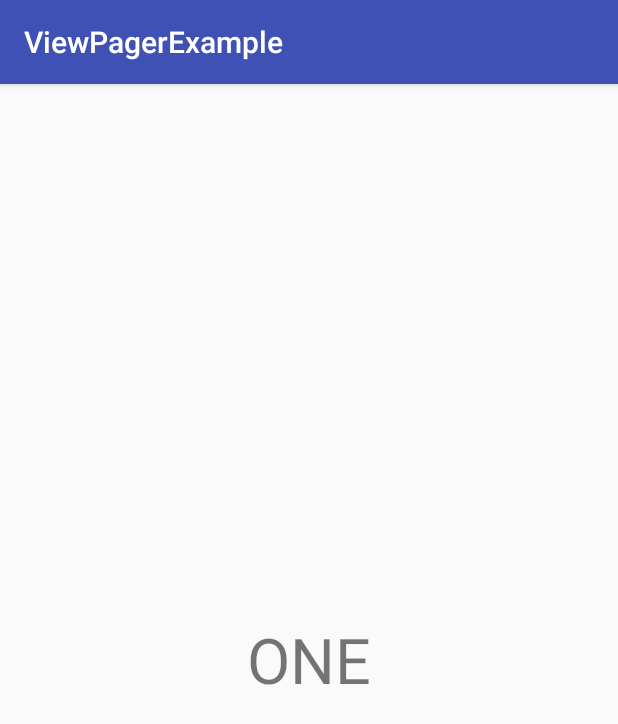
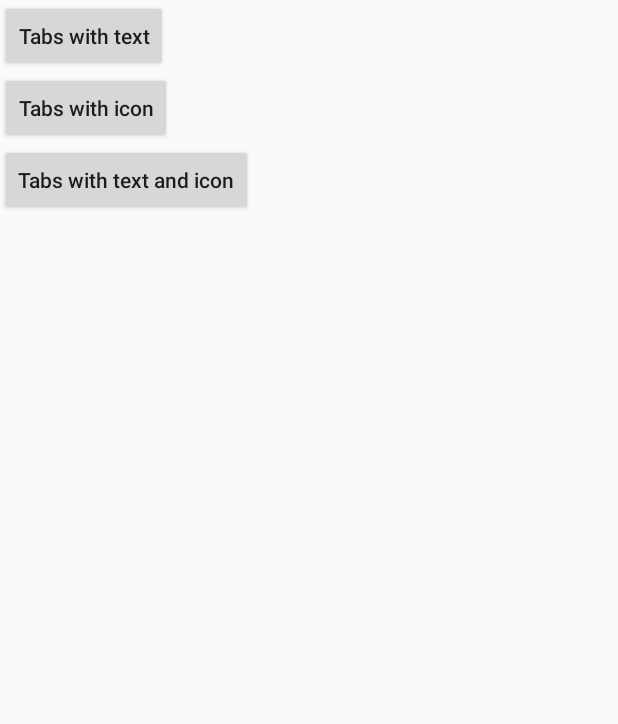
Before and after one commit to drnczgny/viewpager-example, an Android app: the screen it shows after launch (MainActivity), on a phone screen of 412 x 824 dp. Shown: the top 724 px of the screen. Run offline under Robolectric (Android 15) with nearby library versions, the phone set to English and light mode, and no system bars.

Commit message:
viewpager with toolbar

```diff
--- a/app/build.gradle
+++ b/app/build.gradle
@@ -25,9 +25,10 @@ dependencies {
         exclude group: 'com.android.support', module: 'support-annotations'
     })
 
+
     compile 'com.android.support:appcompat-v7:25.2.0'
+    compile 'com.android.support:design:25.2.0'
     compile 'com.android.support:support-v4:25.2.0'
     compile 'com.android.support.constraint:constraint-layout:1.0.2'
-
     testCompile 'junit:junit:4.12'
 }
--- a/app/src/main/AndroidManifest.xml
+++ b/app/src/main/AndroidManifest.xml
@@ -16,6 +16,9 @@
                 <category android:name="android.intent.category.LAUNCHER" />
             </intent-filter>
         </activity>
+        <activity android:name=".v1.TabsWithTextActivity" />
+        <activity android:name=".v2.TabsWithIconActivity" />
+        <activity android:name=".v3.TabsWithTextAndIconActivity"></activity>
     </application>
 
 </manifest>
--- a/app/src/main/java/com/adrian/viewpagerexample/MainActivity.java
+++ b/app/src/main/java/com/adrian/viewpagerexample/MainActivity.java
@@ -1,31 +1,53 @@
 package com.adrian.viewpagerexample;
 
+import android.content.Intent;
 import android.os.Bundle;
-import android.support.v4.view.ViewPager;
 import android.support.v7.app.AppCompatActivity;
+import android.view.View;
+import android.widget.Button;
 
-import java.util.ArrayList;
-import java.util.List;
+import com.adrian.viewpagerexample.v1.TabsWithTextActivity;
+import com.adrian.viewpagerexample.v2.TabsWithIconActivity;
+import com.adrian.viewpagerexample.v3.TabsWithTextAndIconActivity;
 
 public class MainActivity extends AppCompatActivity {
+
+    private Button btnTabsWithText;
+    private Button btnTabsWithIcon;
+    private Button btnTabsWithTextAndIcon;
 
     @Override
     protected void onCreate(Bundle savedInstanceState) {
         super.onCreate(savedInstanceState);
         setContentView(R.layout.activity_main);
 
-        ViewPager viewPager = (ViewPager) findViewById(R.id.viewpager);
-        viewPager.setAdapter(new CustomPagerAdapter(this, getDataModelList()));
+        btnTabsWithText = (Button) findViewById(R.id.btnTabsWithText);
+        btnTabsWithIcon = (Button) findViewById(R.id.btnTabsWithIcon);
+        btnTabsWithTextAndIcon = (Button) findViewById(R.id.btnTabsWithTextAndIcon);
+
+        btnTabsWithText.setOnClickListener(new View.OnClickListener() {
+            @Override
+            public void onClick(View v) {
+                Intent intent = new Intent(MainActivity.this, TabsWithTextActivity.class);
+                startActivity(intent);
+            }
+        });
+
+        btnTabsWithIcon.setOnClickListener(new View.OnClickListener() {
+            @Override
+            public void onClick(View v) {
+                Intent intent = new Intent(MainActivity.this, TabsWithIconActivity.class);
+                startActivity(intent);
+            }
+        });
+
+        btnTabsWithTextAndIcon.setOnClickListener(new View.OnClickListener() {
+            @Override
+            public void onClick(View v) {
+                Intent intent = new Intent(MainActivity.this, TabsWithTextAndIconActivity.class);
+                startActivity(intent);
+            }
+        });
     }
 
-    private List<DataModel> getDataModelList() {
-        DataModel dataModel1 = new DataModel("ONE");
-        DataModel dataModel2 = new DataModel("TWO");
-        DataModel dataModel3 = new DataModel("THREE");
-        List<DataModel> list = new ArrayList<>();
-        list.add(dataModel1);
-        list.add(dataModel2);
-        list.add(dataModel3);
-        return list;
-    }
 }
--- a/app/src/main/java/com/adrian/viewpagerexample/CustomPagerAdapter.java
+++ b/app/src/main/java/com/adrian/viewpagerexample/v1/TabsWithTextAdapter.java
@@ -1,4 +1,4 @@
-package com.adrian.viewpagerexample;
+package com.adrian.viewpagerexample.v1;
 
 import android.content.Context;
 import android.support.v4.view.PagerAdapter;
@@ -7,26 +7,31 @@ import android.view.View;
 import android.view.ViewGroup;
 import android.widget.TextView;
 
+import com.adrian.viewpagerexample.DataModel;
+import com.adrian.viewpagerexample.R;
+
 import java.util.List;
 
-
 /**
- * Created by cadri on 2017. 03. 25..
+ * Created by cadri on 2017. 03. 26..
  */
 
-public class CustomPagerAdapter extends PagerAdapter {
+public class TabsWithTextAdapter extends PagerAdapter {
 
-    private static final String TAG = CustomPagerAdapter.class.getName();
+    private static final String TAG = TabsWithTextAdapter.class.getName();
 
     private Context context;
+
+    private List<String> titleList;
 
     private List<DataModel> itemList;
 
     LayoutInflater layoutInflater;
 
-    public CustomPagerAdapter(Context context, List<DataModel> itemList) {
+    public TabsWithTextAdapter(Context context, List<DataModel> itemList, List<String> titleList) {
         this.context = context;
         this.itemList = itemList;
+        this.titleList = titleList;
         layoutInflater = LayoutInflater.from(context);
     }
 
@@ -58,4 +63,8 @@ public class CustomPagerAdapter extends PagerAdapter {
         return view == object;
     }
 
+    @Override
+    public CharSequence getPageTitle(int position) {
+        return titleList.get(position);
+    }
 }
--- a/app/src/main/res/layout/activity_main.xml
+++ b/app/src/main/res/layout/activity_main.xml
@@ -4,11 +4,35 @@
     xmlns:tools="http://schemas.android.com/tools"
     android:layout_width="match_parent"
     android:layout_height="match_parent"
+    android:orientation="vertical"
     tools:context="com.adrian.viewpagerexample.MainActivity">
 
-    <android.support.v4.view.ViewPager
-        android:id="@+id/viewpager"
+    <LinearLayout
         android:layout_width="match_parent"
-        android:layout_height="match_parent" />
+        android:layout_height="match_parent"
+        android:orientation="vertical">
+
+        <Button
+            android:id="@+id/btnTabsWithText"
+            android:layout_width="wrap_content"
+            android:layout_height="wrap_content"
+            android:text="Tabs with text"
+            android:textAllCaps="false" />
+
+        <Button
+            android:id="@+id/btnTabsWithIcon"
+            android:layout_width="wrap_content"
+            android:layout_height="wrap_content"
+            android:text="Tabs with icon"
+            android:textAllCaps="false" />
+
+        <Button
+            android:id="@+id/btnTabsWithTextAndIcon"
+            android:layout_width="wrap_content"
+            android:layout_height="wrap_content"
+            android:text="Tabs with text and icon"
+            android:textAllCaps="false" />
+
+    </LinearLayout>
 
 </LinearLayout>
--- a/app/src/main/res/values/styles.xml
+++ b/app/src/main/res/values/styles.xml
@@ -1,7 +1,7 @@
 <resources>
 
     <!-- Base application theme. -->
-    <style name="AppTheme" parent="Theme.AppCompat.Light.DarkActionBar">
+    <style name="AppTheme" parent="Theme.AppCompat.Light.NoActionBar">
         <!-- Customize your theme here. -->
         <item name="colorPrimary">@color/colorPrimary</item>
         <item name="colorPrimaryDark">@color/colorPrimaryDark</item>
```
Also changed, not shown: app/src/main/java/com/adrian/viewpagerexample/TestData.java (added, +33 -0 lines), app/src/main/java/com/adrian/viewpagerexample/v1/TabsWithTextActivity.java (added, +34 -0 lines), app/src/main/java/com/adrian/viewpagerexample/v2/TabsWithIconActivity.java (added, +41 -0 lines), app/src/main/java/com/adrian/viewpagerexample/v2/TabsWithIconAdapter.java (added, +63 -0 lines), app/src/main/java/com/adrian/viewpagerexample/v3/TabsWithTextAndIconActivity.java (added, +41 -0 lines), app/src/main/java/com/adrian/viewpagerexample/v3/TabsWithTextAndIconAdapter.java (added, +70 -0 lines), app/src/main/res/layout/activity_tabs_with_icon.xml (added, +32 -0 lines), app/src/main/res/layout/activity_tabs_with_text.xml (added, +30 -0 lines), app/src/main/res/layout/activity_tabs_with_text_and_icon.xml (added, +32 -0 lines), app/src/main/res/drawable/icon_small_facebook.png (added), app/src/main/res/drawable/icon_small_googleplus.png (added), app/src/main/res/drawable/icon_small_linkedin.png (added).
